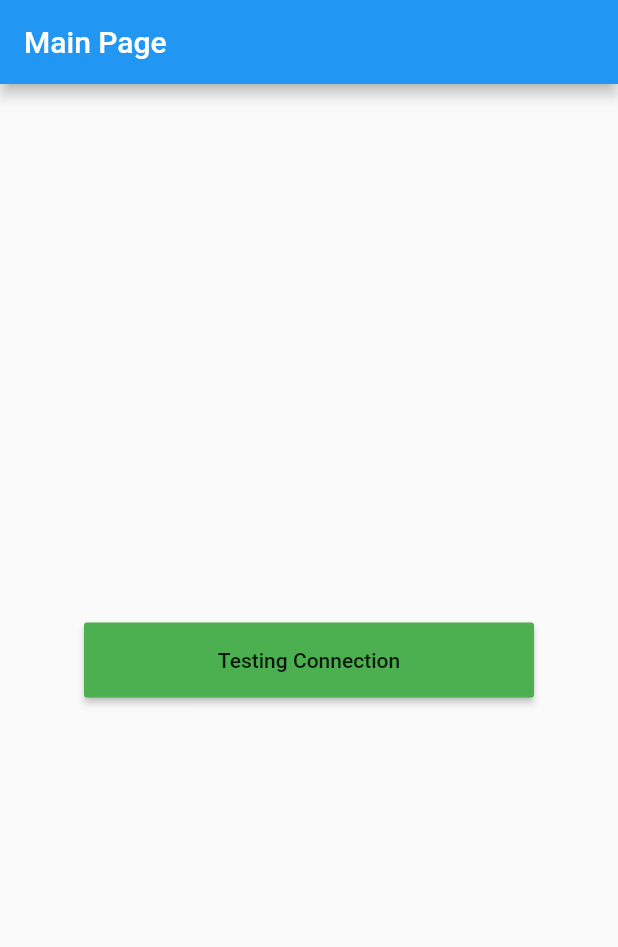
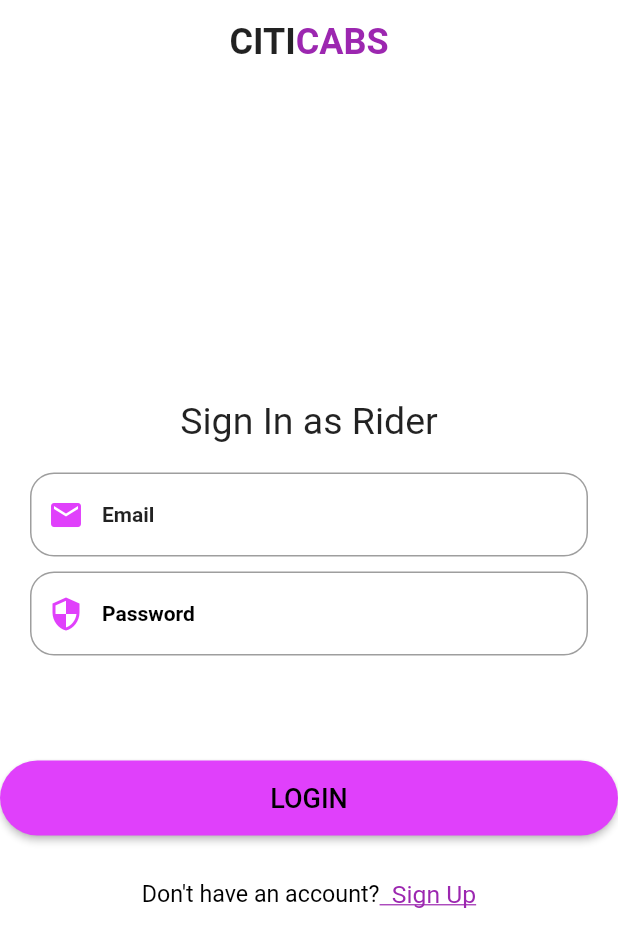
Before and after one commit to Srajan-Jaiswal/CityTransfers-cabs, a Flutter app: the screen it shows after launch, on a phone screen of 412 x 824 dp. Shown: the top 947 px of the screen. Run offline on Flutter 3.47's test engine with Material 2 defaults, Android fonts, the phone set to English and light mode, and no system bars; our stand-ins replace firebase_core, firebase_database; accounts and stored records are empty; Roboto replaces fonts that are missing (Brand-Bold).

Commit message:
SignIN page UI implementation

```diff
--- a/lib/main.dart
+++ b/lib/main.dart
@@ -1,8 +1,8 @@
+import 'package:citytransfers_cabs/screens/loginpage.dart';
 import 'package:flutter/material.dart';
+import 'package:citytransfers_cabs/screens/mainpage.dart';
 import 'package:firebase_core/firebase_core.dart';
 import 'dart:io';
-import 'mainpage.dart';
-
 Future<void> main() async {
   WidgetsFlutterBinding.ensureInitialized();
   final FirebaseApp app = await Firebase.initializeApp(
@@ -23,10 +23,7 @@ Future<void> main() async {
             databaseURL: 'https://citytransfers-92e25-default-rtdb.firebaseio.com',
           ),
   );
-  runApp(MaterialApp(
-    title: 'Flutter Database Example',
-    home: MainPage(),
-  ));
+  runApp(MyApp());
 }
 class MyApp extends StatelessWidget {
   @override
@@ -36,7 +33,7 @@ class MyApp extends StatelessWidget {
         primarySwatch: Colors.blue,
         visualDensity: VisualDensity.adaptivePlatformDensity,
       ),
-      home: MainPage(),
+      home: LoginPage(),
     );
   }
 }
--- /dev/null
+++ b/lib/screens/loginpage.dart
@@ -0,0 +1,119 @@
+import 'package:flutter/material.dart';
+import 'package:citytransfers_cabs/widgets/widgets.dart';
+
+class LoginPage extends StatelessWidget {
+  @override
+  Widget build(BuildContext context) {
+    return Scaffold(
+        appBar: AppBar(
+          title: appBar(context),
+          centerTitle: true,
+          backgroundColor: Colors.transparent,
+          elevation: 0.0,
+          brightness: Brightness.light,
+        ),
+        backgroundColor: Colors.white,
+        body: Column(
+          children: <Widget>[
+            SizedBox(
+              height: 70,
+            ),
+
+            /*Image(
+         alignment: Alignment.center,
+         height: 100.0,
+         width: 100.0,
+         //image: AssetImage(),
+        ),*/
+
+            SizedBox(
+              height: 140,
+            ),
+            Text(
+              'Sign In as Rider',
+              textAlign: TextAlign.center,
+              style: TextStyle(fontSize: 25, fontFamily: 'Brand-Bold'),
+            ),
+            Padding(
+              padding: const EdgeInsets.all(20.0),
+              child: Column(
+                children: <Widget>[
+                  TextField(
+                    keyboardType: TextInputType.emailAddress,
+                    decoration: InputDecoration(
+                      hintText: "Email",
+                      hintStyle: TextStyle(
+                          color: Colors.black87, fontWeight: FontWeight.bold),
+                      border: OutlineInputBorder(
+                          borderSide: BorderSide(color: Colors.black87),
+                          borderRadius: BorderRadius.circular(16)),
+                      prefixIcon: const Icon(
+                        Icons.email,
+                        color: Colors.purpleAccent,
+                      ),
+                    ),
+                    style: TextStyle(fontSize: 14),
+                  ),
+                  SizedBox(
+                    height: 10,
+                  ),
+                  TextField(
+                    obscureText: true,
+                    decoration: InputDecoration(
+                        hintText: "Password",
+                        hintStyle: TextStyle(
+                            color: Colors.black, fontWeight: FontWeight.bold),
+                        border: OutlineInputBorder(
+                            borderSide: BorderSide(
+                              color: Colors.black87,
+                            ),
+                            borderRadius: BorderRadius.circular(16)),
+                        prefixIcon: const Icon(
+                          Icons.security,
+                          color: Colors.purpleAccent,
+                        )),
+                    style: TextStyle(fontSize: 14),
+                  ),
+                ],
+              ),
+            ),
+            SizedBox(
+              height: 50,
+            ),
+            RaisedButton(
+                onPressed: () {},
+                shape: new RoundedRectangleBorder(
+                  borderRadius: new BorderRadius.circular(130),
+                ),
+                color: Colors.purpleAccent,
+                textColor: Colors.black,
+                child: Container(
+                  height: 50,
+                  child: Center(
+                    child: Text(
+                      'LOGIN',
+                      style: TextStyle(fontSize: 18, fontFamily: 'Brand-Bold'),
+                    ),
+                  ),
+                )),
+            SizedBox(
+              height: 30,
+            ),
+            Row(
+              mainAxisAlignment: MainAxisAlignment.center,
+              children: [
+                Text("Don't have an account?",
+                    style: TextStyle(fontSize: 15.5, color: Colors.black)),
+                GestureDetector(
+                    onTap: () {},
+                    child: Text("  Sign Up",
+                        style: TextStyle(
+                            fontSize: 16.5,
+                            color: Colors.purple,
+                            decoration: TextDecoration.underline)))
+              ],
+            ),
+          ],
+        ));
+  }
+}
--- /dev/null
+++ b/lib/widgets/widgets.dart
@@ -0,0 +1,18 @@
+import 'package:flutter/material.dart';
+
+Widget appBar(BuildContext context) {
+  return RichText(
+    text: TextSpan(
+      style: TextStyle(fontSize: 24),
+      children: <TextSpan>[
+        TextSpan(
+            text: 'CITI',
+            style:
+                TextStyle(fontWeight: FontWeight.w700, color: Colors.black87)),
+        TextSpan(
+            text: 'CABS',
+            style: TextStyle(fontWeight: FontWeight.w700, color: Colors.purple)),
+      ],
+    ),
+  );
+}
```
Also changed, not shown: lib/screens/mainpage.dart (renamed from lib/mainpage.dart).
